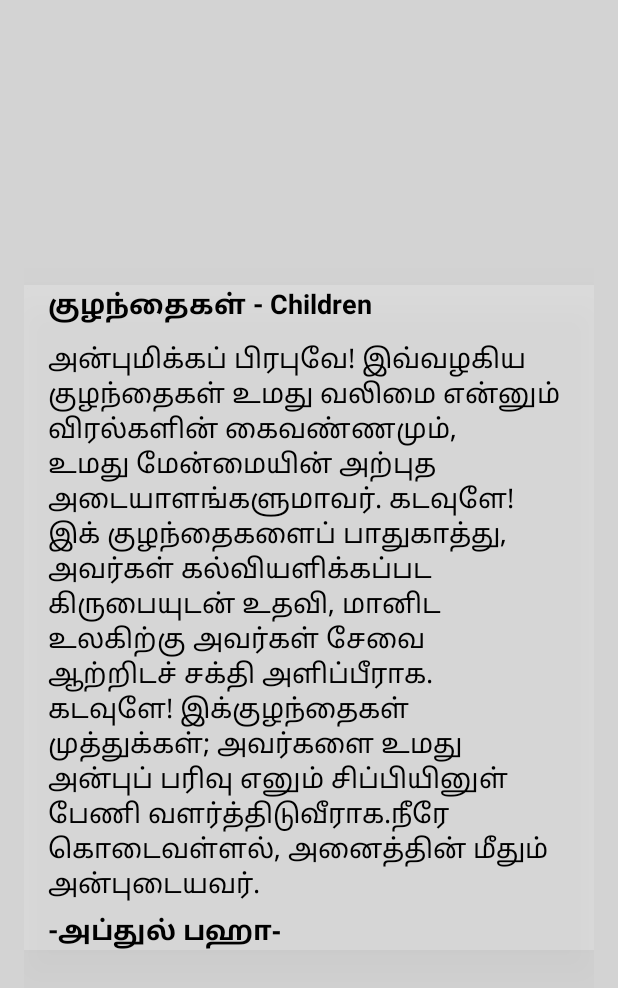
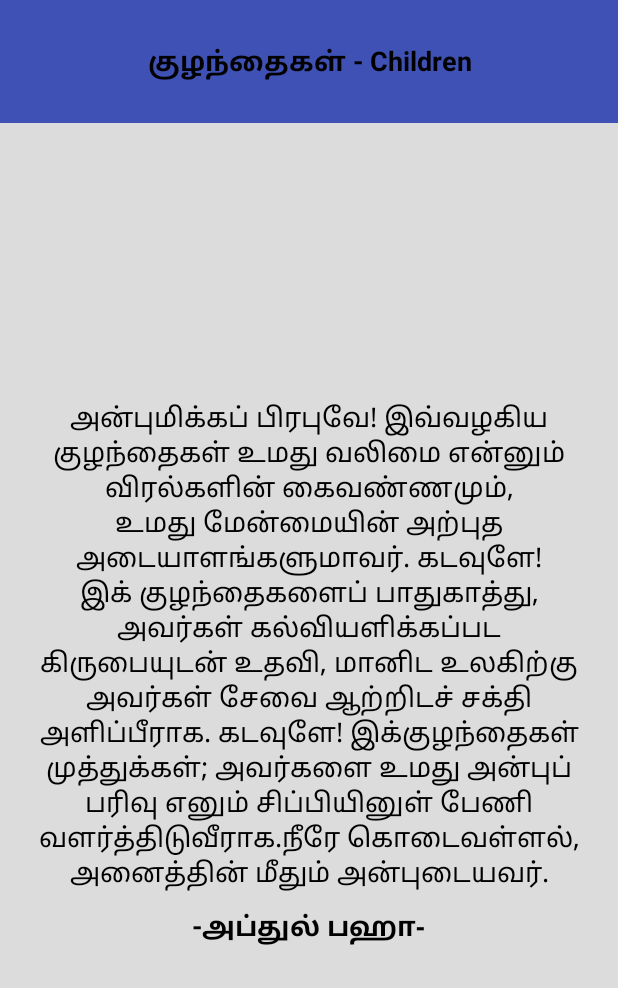
Before and after one commit to KIshen90/BahaiTamilPrayer, an Android app: the layout children_prayer.xml on its own in the app's theme, with its tools: preview values and no code run, on a phone screen of 412 x 824 dp. Shown: the top 988 px of the screen. Run offline under Robolectric (Android 15) with nearby library versions, the light colour scheme and no system bars.

Commit message:
Changes to Children prayer layout

```diff
--- a/app/src/main/res/layout/children_prayer.xml
+++ b/app/src/main/res/layout/children_prayer.xml
@@ -4,52 +4,80 @@
     android:orientation="vertical"
     android:layout_width="fill_parent"
     android:layout_height="fill_parent"
-    android:background="@color/background_Grey"
-    android:paddingTop="@dimen/padding_on_top"
-    android:paddingLeft="@dimen/activity_horizontal_margin"
-    android:paddingRight="@dimen/activity_horizontal_margin"
+    android:background="@color/background_Grey">
+
+
+
+    <LinearLayout
+        android:layout_width="match_parent"
+        android:layout_height="match_parent"
+        android:weightSum="1"
+        android:orientation="vertical">
+
+        <LinearLayout
+            android:layout_width="match_parent"
+            android:layout_height="0dp"
+            android:layout_weight="0.1"
+            android:orientation="vertical"
+            android:background="@color/colorPrimary"
             >
-
-    <LinearLayout xmlns:android="http://schemas.android.com/apk/res/android"
-        android:orientation="vertical"
-        android:layout_width="wrap_content"
-        android:layout_height="wrap_content"
-        android:paddingLeft="@dimen/activity_horizontal_margin"
-        android:paddingRight="@dimen/activity_horizontal_margin"
-        android:layout_centerVertical="true"
-        android:layout_alignParentLeft="true"
-        android:layout_alignParentStart="true"
-        android:background="@color/containercolor"
-        android:elevation="20dp">
-
             <TextView
-            android:layout_width="wrap_content"
-            android:layout_height="wrap_content"
+                android:layout_width="match_parent"
+                android:layout_height="match_parent"
                 android:text="@string/title_children"
                 android:id="@+id/title"
                 android:textSize="@dimen/font_size"
                 android:textColor="@color/fontcolor"
                 android:textStyle="bold"
-            android:gravity="center_vertical"/>
+                android:gravity="center"
+               />
+        </LinearLayout>
+
+        <LinearLayout xmlns:android="http://schemas.android.com/apk/res/android"
+            android:orientation="vertical"
+            android:layout_width="match_parent"
+            android:layout_height="0dp"
+            android:layout_weight="0.9"
+            android:background="@color/containercolor"
+
+            android:paddingBottom="10dp">
+
+            <LinearLayout
+                android:orientation="vertical"
+                android:layout_width="match_parent"
+                android:layout_height="match_parent"
+                android:layout_margin="20dp"
+                android:elevation="20dp"
+                android:gravity="center">
+
 
                 <TextView
                     android:layout_width="wrap_content"
                     android:layout_height="wrap_content"
                     android:text="@string/children_prayer"
                     android:id="@+id/content"
-            android:paddingTop="@dimen/padding_on_top"
                     android:textColor="@color/fontcolor"
-            android:textSize="@dimen/font_size"/>
+                    android:textSize="@dimen/font_size"
+                    android:gravity="center"/>
 
                 <TextView
                     android:layout_width="wrap_content"
                     android:layout_height="wrap_content"
                     android:text="@string/footer_children"
-            android:paddingTop="5dp"
+                    android:paddingTop="10dp"
                     android:textSize="@dimen/font_size"
                     android:textColor="@color/fontcolor"
-            android:textStyle="bold"/>
+                    android:textStyle="bold"
+                    android:gravity="center"/>
+
 
             </LinearLayout>
 
+
+        </LinearLayout>
+
+    </LinearLayout>
+
+
+
 </RelativeLayout>
--- a/app/src/main/res/values/styles.xml
+++ b/app/src/main/res/values/styles.xml
@@ -1,7 +1,7 @@
 <resources>
 
     <!-- Base application theme. -->
-    <style name="AppTheme" parent="Theme.AppCompat.Light.DarkActionBar">
+    <style name="AppTheme" parent="Theme.AppCompat.Light.NoActionBar">
         <!-- Customize your theme here. -->
         <item name="colorPrimary">@color/colorPrimary</item>
         <item name="colorPrimaryDark">@color/colorPrimaryDark</item>
```
Lines whose indentation alone changed are shown as unchanged.
